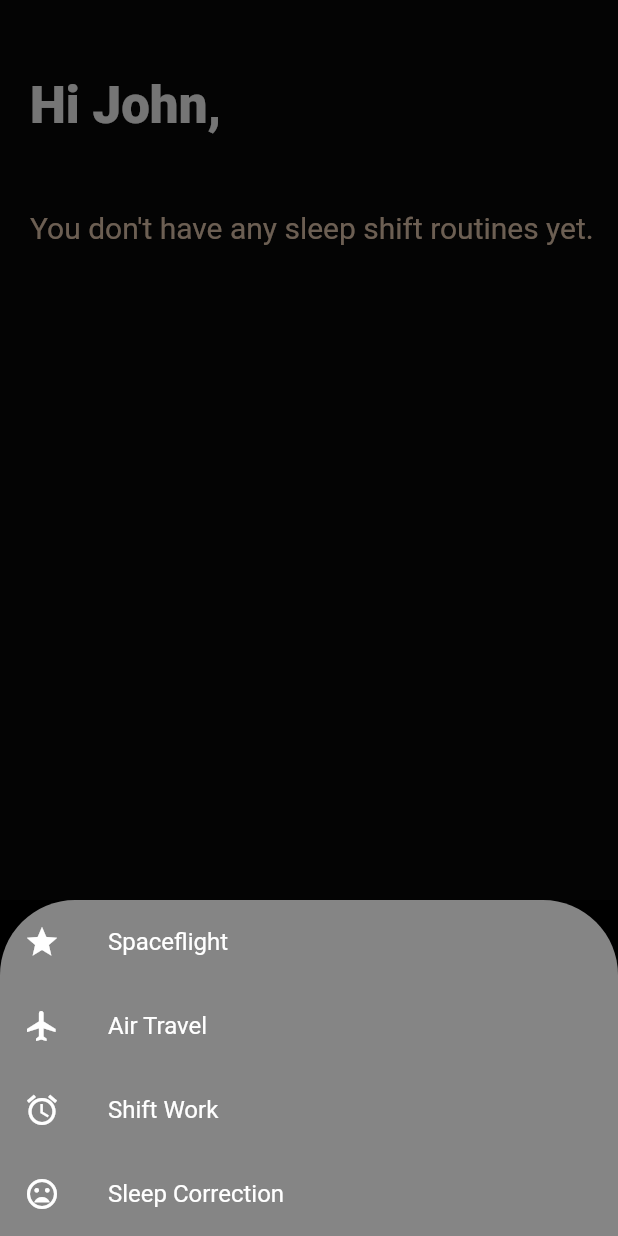
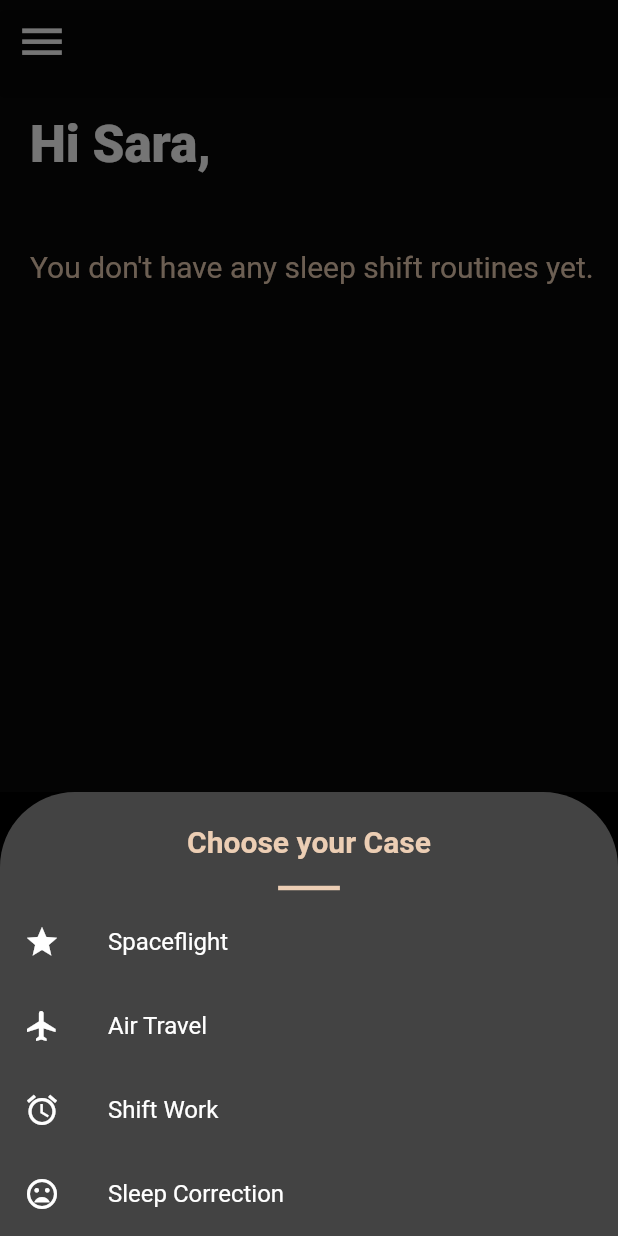
Before and after one commit to KomaPota/NSAC-SnoozeShift, a Flutter app: the screen it shows after launch, after a tap on the "add" icon, on a phone screen of 412 x 824 dp. Run offline on Flutter 3.47's test engine with Material 2 defaults, Android fonts, the phone set to English and light mode, and no system bars; our stand-ins replace firebase_auth, google_sign_in; accounts and stored records are empty.

Commit message:
use case selection and input screen added

```diff
--- a/lib/main.dart
+++ b/lib/main.dart
@@ -1,7 +1,9 @@
 import 'dart:math';
 
 import 'package:firebase_auth/firebase_auth.dart';
+import 'package:flutter/cupertino.dart';
 import 'package:flutter/material.dart';
+import 'package:snoozeshift/screens/input.dart';
 import 'package:snoozeshift/screens/loginpage.dart';
 
 void main() {
@@ -89,14 +91,38 @@ class _MyHomePageState extends State<MyHomePage> {
             child: Container(
               decoration: BoxDecoration(
                 borderRadius: BorderRadius.only(topRight: Radius.circular(50.0), topLeft: Radius.circular(50.0)),
-                color: Color(0xff858585),
+                color: Color(0xaa656565),
+//                border: Border.all(color: Theme.of(context).accentColor),
               ),
               child: new Wrap(
                 children: <Widget>[
                   new ListTile(
+                    title: Container(
+                      margin: EdgeInsets.only(top: 10),
+                      child: Text("Choose your Case",
+                        textAlign: TextAlign.center,
+                        style: TextStyle(
+                          fontSize: 20,
+                          fontWeight: FontWeight.w700,
+                          color: Theme.of(context).accentColor,
+                        ),
+                      ),
+                    ),
+                  ),
+                  Divider(
+                    thickness: 3,
+                    color: Theme.of(context).accentColor,
+                    indent: MediaQuery.of(context).size.width*0.45,
+                    endIndent: MediaQuery.of(context).size.width*0.45,
+                  ),
+                  new ListTile(
                       leading: new Icon(Icons.star),
                       title: new Text('Spaceflight'),
-                      onTap: () => {}
+                      onTap: () => {
+                        Navigator.push(
+                          context,
+                          CupertinoPageRoute(builder: (context)=>InputScreen()),
+                      )}
                   ),
                   new ListTile(
                     leading: new Icon(Icons.flight),
@@ -129,13 +155,26 @@ class _MyHomePageState extends State<MyHomePage> {
 
     return Scaffold(
       backgroundColor: Theme.of(context).backgroundColor,
+
+      appBar: AppBar(
+        backgroundColor: Colors.transparent,
+        leading: Icon(Icons.menu,
+          size: 35,
+          color: Color(0xffffffff),
+        ),
+      ),
+
+      drawer: Drawer(
+
+      ),
+
       body: Center(
         child: ListView(
           children: <Widget>[
             Container(
-              margin: EdgeInsets.only(top: 50, left: 20),
+              margin: EdgeInsets.only(top: 20, left: 20),
               child: Text(
-                '$element John,',
+                '$element Sara,',
                 style: TextStyle(
                   fontWeight: FontWeight.w800,
                   fontSize: 34,
```
Also changed, not shown: lib/screens/input.dart (added, +85 -0 lines).
